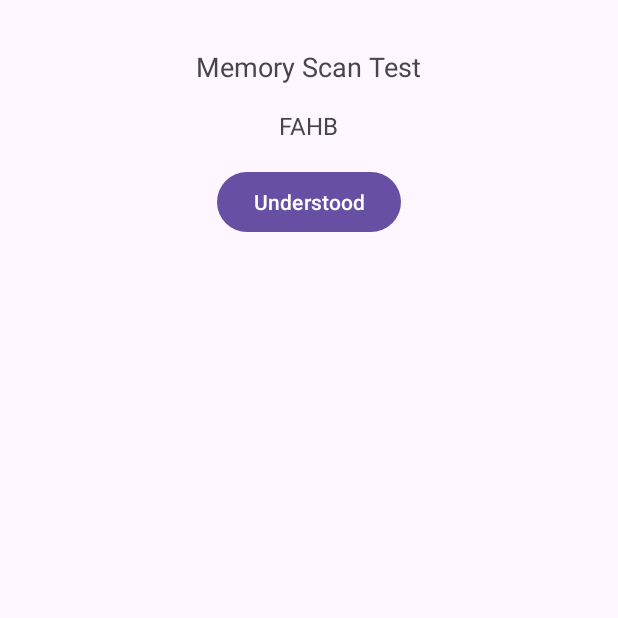
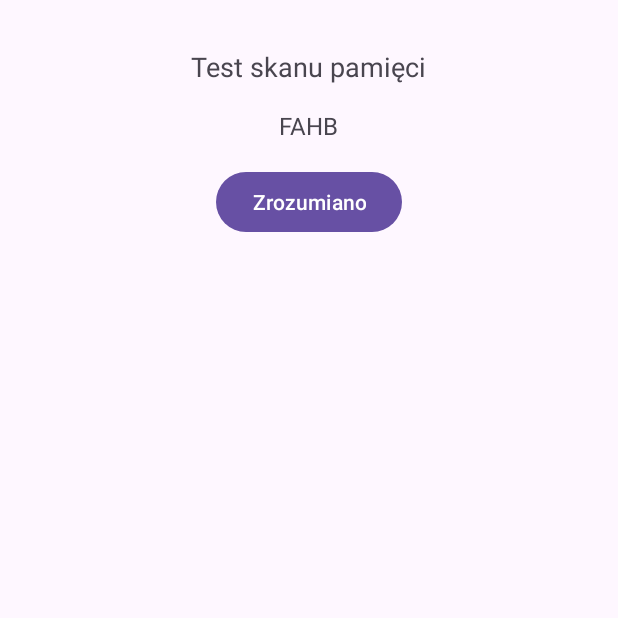
Before and after one commit to Timhello1/inzy, an Android app: the MemoryScan screen opened directly, with no data from a screen before it, on a phone screen of 412 x 824 dp, the top half of it. Run offline under Robolectric (Android 15) with nearby library versions, the phone set to English and light mode, and no system bars; our stand-ins replace Firebase (no records; nobody signed in at launch, a user with empty details on screens opened directly).

Commit message:
final commit

```diff
--- a/app/src/main/java/com/example/inzy/MyAdapterSecond.kt
+++ b/app/src/main/java/com/example/inzy/MyAdapterSecond.kt
@@ -43,7 +43,7 @@ class MyAdapterSecond(private val context: Context, private val itemList: List<S
                 // Open GraphResultTime activity
                 val intent = Intent(context, GraphResultTimeN::class.java)
 
-                intent.putExtra("text", "Twoje Wyniki Testu Reitan'a") // Use item as the string for the text view
+                intent.putExtra("text", "Twoje Wyniki Testu Reitana") // Use item as the string for the text view
                 intent.putExtra("collectionName", "ReitanTest") // Replace with your actual collection name
 
                 context.startActivity(intent)
--- a/app/src/main/res/layout/activity_memory_scan.xml
+++ b/app/src/main/res/layout/activity_memory_scan.xml
@@ -12,10 +12,10 @@
         android:id="@+id/textViewTitle"
         android:layout_width="wrap_content"
         android:layout_height="wrap_content"
-        android:text="Memory Scan Test"
-        android:textSize="18sp"
         android:layout_gravity="center"
-        android:layout_marginTop="16dp"/>
+        android:layout_marginTop="16dp"
+        android:text="Test skanu pamięci"
+        android:textSize="18sp" />
 
     <TextView
         android:id="@+id/textViewSequence"
@@ -30,8 +30,8 @@
         android:id="@+id/buttonUnderstood"
         android:layout_width="wrap_content"
         android:layout_height="wrap_content"
-        android:text="Understood"
         android:layout_gravity="center"
-        android:layout_marginTop="16dp"/>
+        android:layout_marginTop="16dp"
+        android:text="Zrozumiano" />
 
 </LinearLayout>
--- a/app/src/main/res/layout/activity_stroop_test_welcome.xml
+++ b/app/src/main/res/layout/activity_stroop_test_welcome.xml
@@ -12,7 +12,7 @@
         android:id="@+id/welcomeMessage"
         android:layout_width="wrap_content"
         android:layout_height="wrap_content"
-        android:text="Test polega na stwierdzeniu czy kolor napisu zgadza się z jego zawartością."
+        android:text="Test polega na stwierdzeniu, czy kolor napisu zgadza się z jego zawartością."
         android:textSize="18sp"
         android:textAlignment="center"/>
 
@@ -20,7 +20,7 @@
         android:id="@+id/instructions"
         android:layout_width="wrap_content"
         android:layout_height="wrap_content"
-        android:text="Punktacja opiera się na ilości poprawnych odpowiedzi."
+        android:text="Punktacja opiera się na liczbie poprawnych odpowiedzi."
         android:textSize="18sp"
         android:textAlignment="center"/>
 
```
Also changed, not shown: app/src/main/res/layout/activity_login.xml (+3 -10 lines), app/src/main/res/layout/activity_sign_up.xml (+4 -11 lines).
